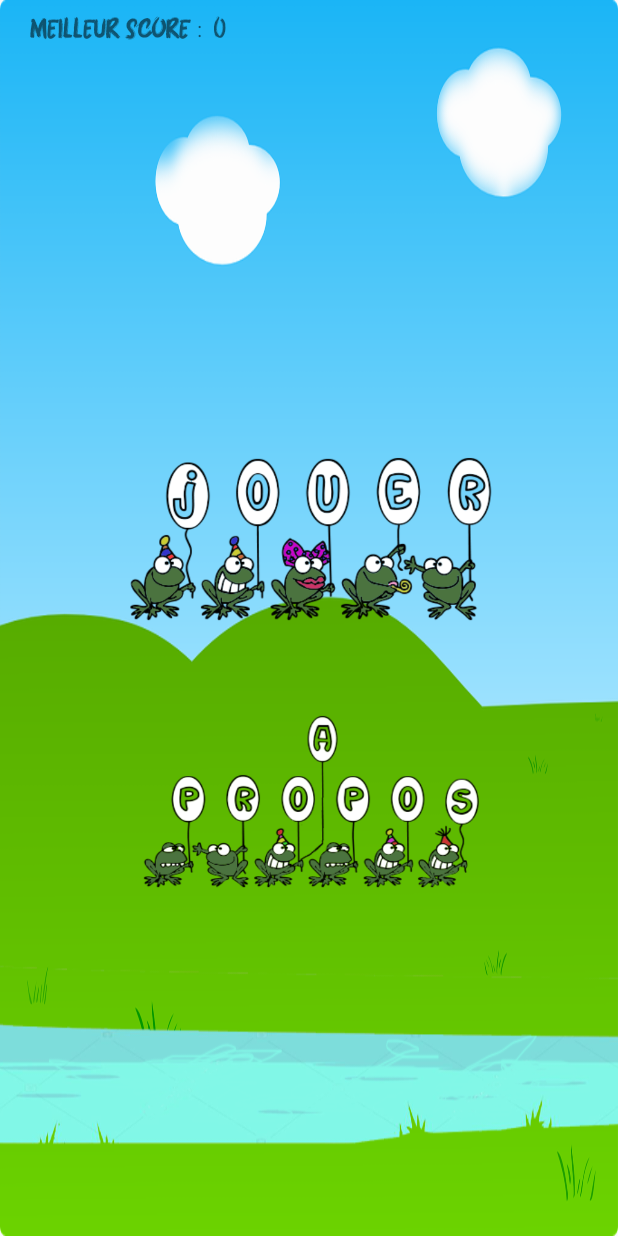
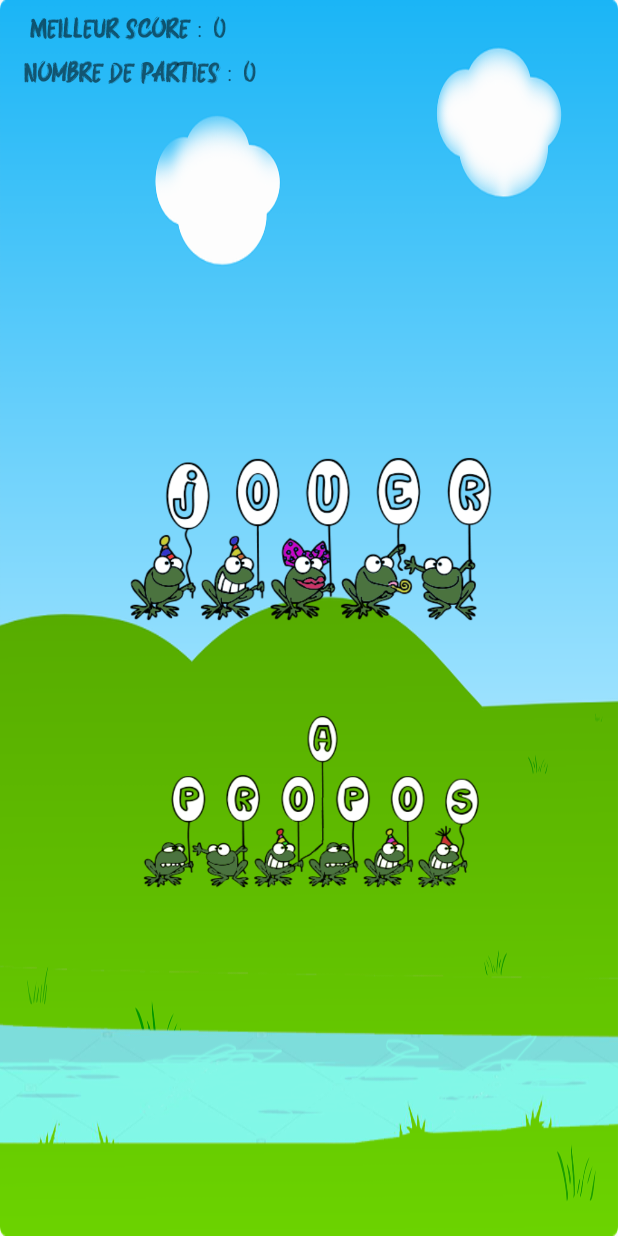
Before and after one commit to teobryer/jump, an Android app: the screen it shows after launch (Menu), on a phone screen of 412 x 824 dp. Run offline under Robolectric (Android 15) with nearby library versions, the phone set to English and light mode, and no system bars.

Commit message:
Sauvegarde des données nombres parties jouées et ajout de la donnée dans l'interface menu close #2

```diff
--- a/app/src/main/java/com/example/i173508/jump/Menu.java
+++ b/app/src/main/java/com/example/i173508/jump/Menu.java
@@ -21,7 +21,9 @@ public class Menu extends AppCompatActivity {
     int bestScore;
     TextView bestScoreAff;
     TextView text;
+    TextView text2;
     ConstraintLayout constraintLayout;
+    TextView nbParties;
 
     static int width;
     static int height;
@@ -32,12 +34,19 @@ public class Menu extends AppCompatActivity {
         SystemClock.sleep(1000);
         setContentView(R.layout.activity_menu);
         constraintLayout = findViewById(R.id.layout);
+        Typeface font = Typeface.createFromAsset(getAssets(), "fonts/police.ttf");
+
         Log.e("width1", String.valueOf(width));
         SharedPreferences prefs = this.getSharedPreferences("myPrefsKey", Context.MODE_PRIVATE);
+        nbParties= findViewById(R.id.nbParties);
+        nbParties.setText(String.valueOf(prefs.getInt("nbParties",0)) );
+        Log.e("test",String.valueOf(prefs.getInt("nbParties",0)));
+        nbParties.setTypeface(font);
         bestScoreAff = findViewById(R.id.bestScore1);
         text = findViewById(R.id.textView);
+        text2 =findViewById(R.id.textView2);
+        text2.setTypeface(font);
         bestScore = prefs.getInt("bestScore", 0); //0 is the default value
-        Typeface font = Typeface.createFromAsset(getAssets(), "fonts/police.ttf");
         text.setTypeface(font);
         bestScoreAff.setTypeface(font);
         bestScoreAff.setText(String.valueOf(bestScore));
--- a/app/src/main/java/com/example/i173508/jump/Partie.java
+++ b/app/src/main/java/com/example/i173508/jump/Partie.java
@@ -17,6 +17,9 @@ public class Partie {
     TextView bestScoreAff;
     TextView text;
     MainActivity activity;
+    public final static String NB_PARTIES_TOTAL = "nbPartiesTotal";
+    static int nbParties;
+
 
     public Partie(TextView text, TextView scoreAff, TextView bestScoreAff, Context context, MainActivity activity) {
         this.scoreAff = scoreAff;
@@ -27,6 +30,7 @@ public class Partie {
         SharedPreferences prefs = context.getSharedPreferences("myPrefsKey", Context.MODE_PRIVATE);
         score = prefs.getInt("score", 0); //0 is the default value
         bestScore = prefs.getInt("bestScore", 0); //0 is the default value
+        nbParties = prefs.getInt("nbParties",0);
         Log.e("score", String.valueOf(score));
         scoreAff.setText(String.valueOf(score));
         bestScoreAff.setText(String.valueOf(bestScore));
@@ -48,7 +52,12 @@ public class Partie {
         AlertDialog.Builder mBuilder = new AlertDialog.Builder(context);
         View mView = activity.getLayoutInflater().inflate(R.layout.replay, null);
         Button replay = mView.findViewById(R.id.replay);
+        SharedPreferences prefs = context.getSharedPreferences("myPrefsKey", Context.MODE_PRIVATE);
+        SharedPreferences.Editor editor = prefs.edit();
+        editor.putInt("nbParties", nbParties+1);
 
+        editor.commit();
+        Log.e("test",String.valueOf(prefs.getInt("nbParties",0)));
         replay.setOnClickListener(new View.OnClickListener() {
             @Override
             public void onClick(View v) {
--- a/app/src/main/res/layout/activity_menu.xml
+++ b/app/src/main/res/layout/activity_menu.xml
@@ -7,6 +7,16 @@
     android:layout_height="match_parent"
     android:background="@drawable/valley1"
     tools:context=".Menu">
+
+    <TextView
+        android:id="@+id/nbParties"
+        android:layout_width="wrap_content"
+        android:layout_height="wrap_content"
+        android:layout_marginStart="8dp"
+        android:layout_marginTop="8dp"
+        android:text="TextView"
+        app:layout_constraintStart_toEndOf="@+id/textView2"
+        app:layout_constraintTop_toBottomOf="@+id/bestScore1" />
 
     <TextView
         android:id="@+id/textView"
@@ -19,6 +29,18 @@
         app:layout_constraintEnd_toStartOf="@+id/bestScore"
         app:layout_constraintStart_toStartOf="parent"
         app:layout_constraintTop_toTopOf="parent" />
+
+    <TextView
+        android:id="@+id/textView2"
+        android:layout_width="wrap_content"
+        android:layout_height="wrap_content"
+        android:layout_marginStart="16dp"
+        android:layout_marginTop="8dp"
+        android:layout_marginEnd="1dp"
+        android:text="Nombre de parties :"
+        app:layout_constraintEnd_toStartOf="@+id/bestScore"
+        app:layout_constraintStart_toStartOf="parent"
+        app:layout_constraintTop_toBottomOf="@+id/textView" />
 
     <TextView
         android:id="@+id/bestScore1"
```
